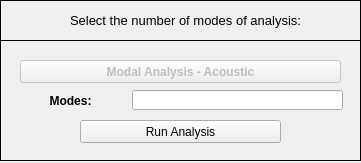
Old version of the form pulse/uix/user_input/ui/acousticModalAnalysisInput.ui in the repository open-pulse/OpenPulse.
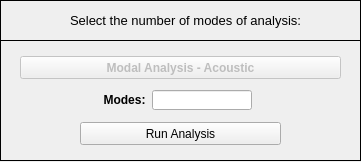
New version of the form. Icons and pictures are not drawn.

Commit message: Break code execution for Acoustic Modal Analysis

```diff
--- a/pulse/uix/user_input/ui/acousticModalAnalysisInput.ui
+++ b/pulse/uix/user_input/ui/acousticModalAnalysisInput.ui
@@ -10,7 +10,7 @@
     <x>0</x>
     <y>0</y>
     <width>361</width>
-    <height>163</height>
+    <height>162</height>
    </rect>
   </property>
   <property name="sizePolicy">
@@ -19,6 +19,18 @@
     <verstretch>0</verstretch>
    </sizepolicy>
   </property>
+  <property name="minimumSize">
+   <size>
+    <width>361</width>
+    <height>162</height>
+   </size>
+  </property>
+  <property name="maximumSize">
+   <size>
+    <width>361</width>
+    <height>162</height>
+   </size>
+  </property>
   <property name="contextMenuPolicy">
    <enum>Qt::DefaultContextMenu</enum>
   </property>
@@ -112,7 +124,7 @@
      <property name="geometry">
       <rect>
        <x>20</x>
-       <y>20</y>
+       <y>16</y>
        <width>321</width>
        <height>23</height>
       </rect>
@@ -144,39 +156,11 @@
       <bool>false</bool>
      </property>
     </widget>
-    <widget class="QWidget" name="verticalLayoutWidget">
-     <property name="geometry">
-      <rect>
-       <x>20</x>
-       <y>50</y>
-       <width>101</width>
-       <height>21</height>
-      </rect>
-     </property>
-     <layout class="QVBoxLayout" name="verticalLayout">
-      <item>
-       <widget class="QLabel" name="label_2">
-        <property name="font">
-         <font>
-          <weight>75</weight>
-          <bold>true</bold>
-         </font>
-        </property>
-        <property name="text">
-         <string>Modes:</string>
-        </property>
-        <property name="alignment">
-         <set>Qt::AlignCenter</set>
-        </property>
-       </widget>
-      </item>
-     </layout>
-    </widget>
     <widget class="QPushButton" name="pushButton_2">
      <property name="geometry">
       <rect>
        <x>80</x>
-       <y>80</y>
+       <y>82</y>
        <width>201</width>
        <height>23</height>
       </rect>
@@ -188,11 +172,69 @@
     <widget class="QLineEdit" name="lineEdit">
      <property name="geometry">
       <rect>
-       <x>132</x>
+       <x>152</x>
        <y>50</y>
-       <width>211</width>
+       <width>100</width>
        <height>20</height>
       </rect>
+     </property>
+     <property name="minimumSize">
+      <size>
+       <width>100</width>
+       <height>20</height>
+      </size>
+     </property>
+     <property name="maximumSize">
+      <size>
+       <width>100</width>
+       <height>20</height>
+      </size>
+     </property>
+     <property name="font">
+      <font>
+       <family>Arial</family>
+       <pointsize>10</pointsize>
+       <weight>75</weight>
+       <italic>true</italic>
+       <bold>true</bold>
+      </font>
+     </property>
+     <property name="alignment">
+      <set>Qt::AlignCenter</set>
+     </property>
+    </widget>
+    <widget class="QLabel" name="label_2">
+     <property name="geometry">
+      <rect>
+       <x>100</x>
+       <y>50</y>
+       <width>49</width>
+       <height>20</height>
+      </rect>
+     </property>
+     <property name="minimumSize">
+      <size>
+       <width>49</width>
+       <height>20</height>
+      </size>
+     </property>
+     <property name="maximumSize">
+      <size>
+       <width>49</width>
+       <height>20</height>
+      </size>
+     </property>
+     <property name="font">
+      <font>
+       <weight>75</weight>
+       <bold>true</bold>
+      </font>
+     </property>
+     <property name="text">
+      <string>Modes:</string>
+     </property>
+     <property name="alignment">
+      <set>Qt::AlignCenter</set>
      </property>
     </widget>
    </widget>
```
The commit also changes 2 other files.
